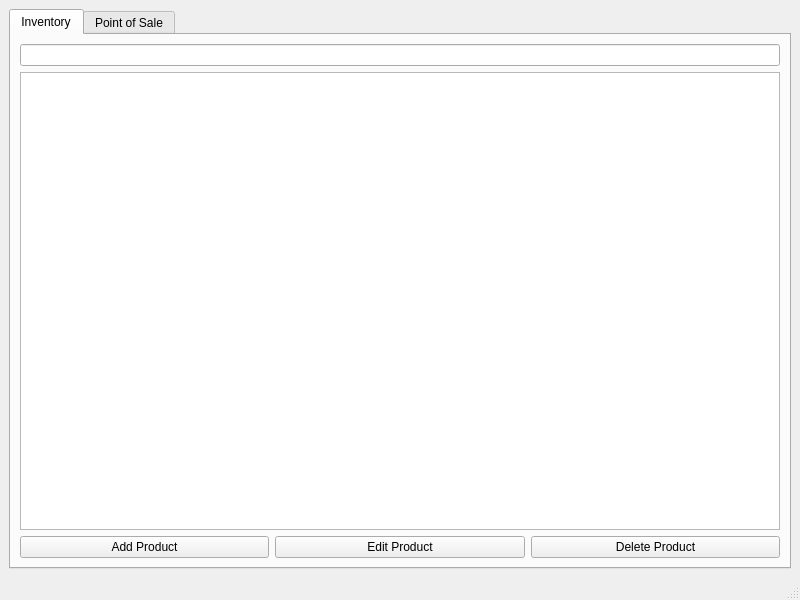
This is mainwindow.ui in NoureddineDRIOUECH/POS as Qt 5 draws it before an edit. The edited form follows.
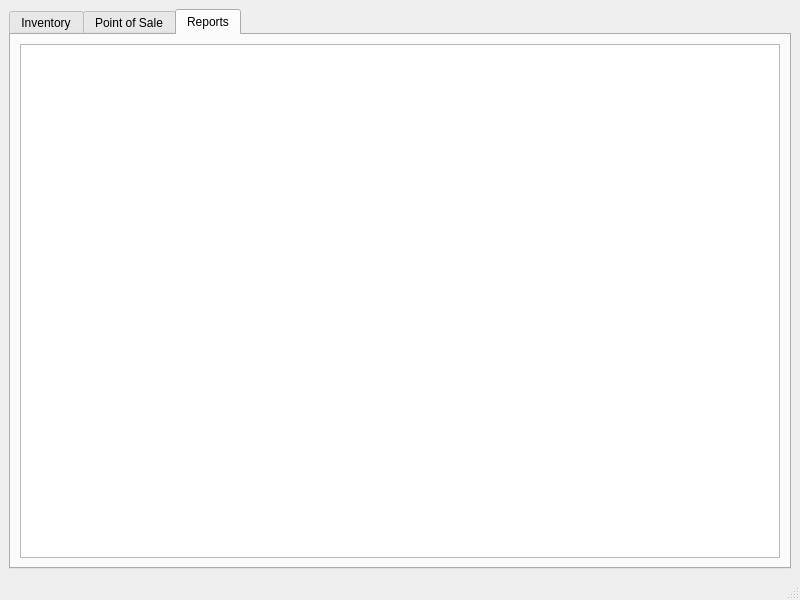
This is the edited form. The open tabs and pages were chosen to show the change.

Commit message: add reports and login

Diff of the .ui file:
```diff
--- a/mainwindow.ui
+++ b/mainwindow.ui
@@ -128,6 +128,16 @@
         </item>
        </layout>
       </widget>
+      <widget class="QWidget" name="reportsTab">
+       <attribute name="title">
+        <string>Reports</string>
+       </attribute>
+       <layout class="QVBoxLayout" name="verticalLayout_4">
+        <item>
+         <widget class="QTableView" name="salesTableView"/>
+        </item>
+       </layout>
+      </widget>
      </widget>
     </item>
    </layout>
```
The commit also changes 9 other files.
